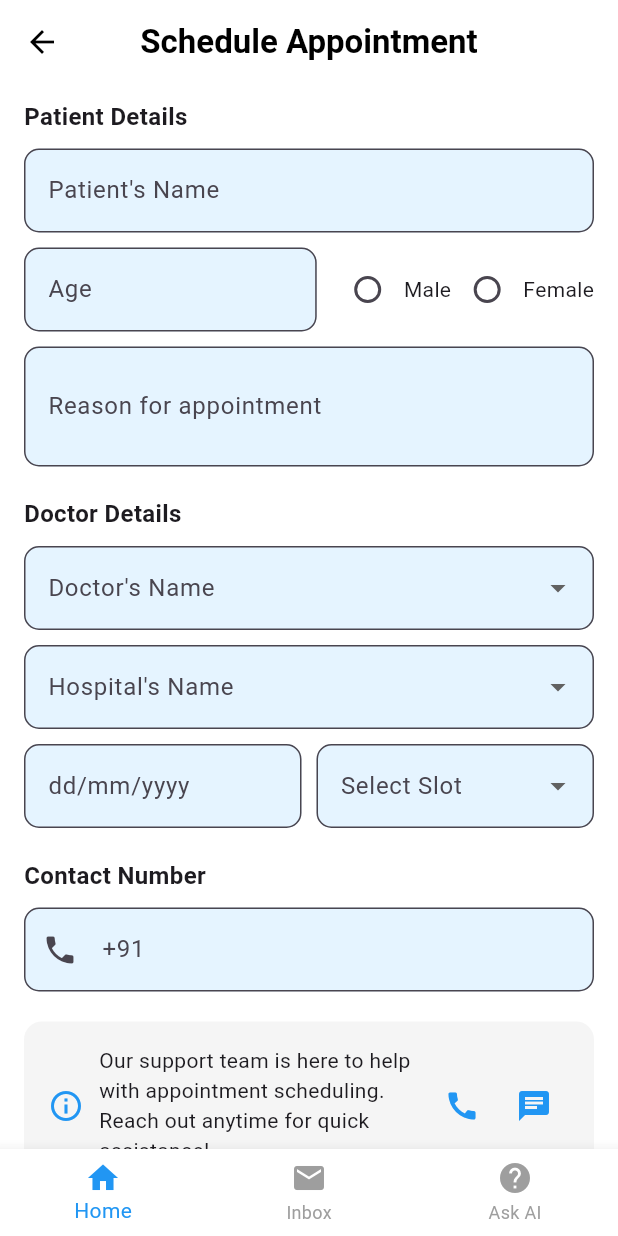
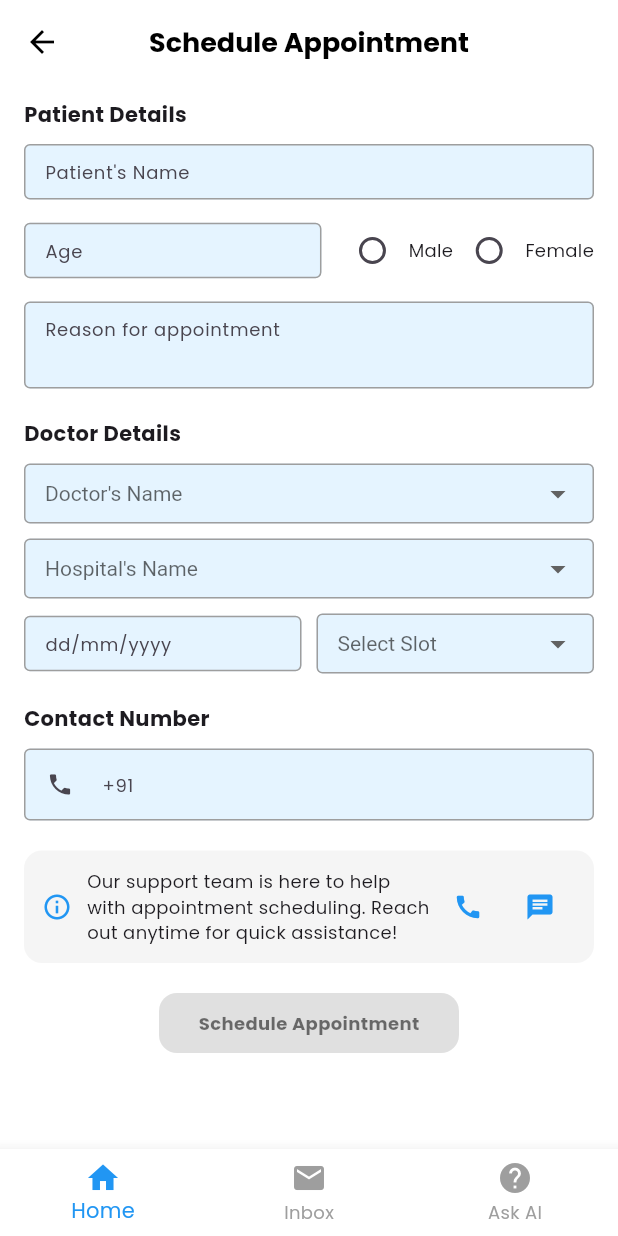
Before and after one commit to Shree-dev-0104/MShala, a Flutter app: the ScheduleAppointmentPage screen opened directly, on a phone screen of 412 x 824 dp. Run offline on Flutter 3.47's test engine with Material 3 defaults, Android fonts, the phone set to English and light mode, and no system bars; our stand-ins replace google_fonts.

Commit message:
Push 2
1) I have added a splash screen a login page, a login page, an appointment screen, a billing screen and a payment process screen.

2) I have added more pictures aka assets

3) I have also added some dependencies in pubspec.yaml

```diff
--- a/lib/main.dart
+++ b/lib/main.dart
@@ -1,5 +1,6 @@
 import 'package:flutter/material.dart';
 import 'package:medicalshala/pages/splash_screen.dart';
+import 'package:medicalshala/theme/app_theme.dart';
 
 void main() {
   runApp(const MyApp());
@@ -12,7 +13,8 @@ class MyApp extends StatelessWidget {
   Widget build(BuildContext context) {
     return MaterialApp(
       debugShowCheckedModeBanner: false,
-      home: SplashScreen(),
+      theme: AppTheme.lightTheme,
+      home: const SplashScreen(),
     );
   }
 }
--- a/lib/pages/appoitment_page.dart
+++ b/lib/pages/appoitment_page.dart
@@ -1,6 +1,10 @@
 import 'package:flutter/material.dart';
 import 'package:medicalshala/components/appointment_actions.dart';
 import 'package:medicalshala/components/appointment_card.dart';
+
+/*
+NAVIGATION - APPOINTMNET PAGE TO Schedule Appointment Page
+*/
 
 // Main Appointment Page
 class AppointmentPage extends StatelessWidget {
--- a/lib/pages/login_screen.dart
+++ b/lib/pages/login_screen.dart
@@ -1,6 +1,9 @@
 import 'package:flutter/material.dart';
 import 'package:medicalshala/components/my_text_field.dart';
 import 'package:medicalshala/pages/appoitment_page.dart';
+/*
+NAVIGATION - LOGIN SCREEN TO APPOINTMNET PAGE
+*/
 
 class LoginScreen extends StatefulWidget {
   const LoginScreen({super.key});
@@ -45,7 +48,7 @@ class _LoginScreenState extends State<LoginScreen> {
                     style: TextStyle(
                         color: Colors.blue,
                         fontWeight: FontWeight.w700,
-                        fontSize: 20),
+                        fontSize: 18),
                   ),
 
                   const Text(
--- a/lib/pages/schedule_appointment_page.dart
+++ b/lib/pages/schedule_appointment_page.dart
@@ -1,5 +1,9 @@
 import 'package:flutter/material.dart';
 import 'package:medicalshala/pages/payment_process_screen.dart';
+
+/*
+NAVIGATION - SCHEDULE APPOINTMENT PAGE TO PAYMENT PROCESS SCREEN
+*/
 
 class ScheduleAppointmentPage extends StatefulWidget {
   const ScheduleAppointmentPage({super.key});
@@ -60,7 +64,7 @@ class _ScheduleAppointmentPageState extends State<ScheduleAppointmentPage> {
       appBar: AppBar(
         title: const Text(
           "Schedule Appointment",
-          style: TextStyle(fontWeight: FontWeight.bold),
+          style: TextStyle(fontWeight: FontWeight.bold, fontSize: 18),
         ),
         centerTitle: true,
         elevation: 0,
@@ -77,20 +81,29 @@ class _ScheduleAppointmentPageState extends State<ScheduleAppointmentPage> {
 
               // Patient Details Section
               const Text("Patient Details",
-                  style: TextStyle(fontSize: 16, fontWeight: FontWeight.bold)),
+                  style: TextStyle(fontSize: 14, fontWeight: FontWeight.bold)),
               const SizedBox(height: 10),
 
               TextField(
                 controller: _nameController,
                 decoration: InputDecoration(
-                  labelText: "Patient's Name",
-                  filled: true,
-                  fillColor: const Color(0xFFE5F4FF),
+                  fillColor:
+                      const Color(0xFFE5F4FF), // Set the background color
+                  filled: true, // Enable filling the background color
+                  hintText: "Patient's Name",
+                  hintStyle: const TextStyle(fontSize: 12),
+                  contentPadding:
+                      const EdgeInsets.symmetric(horizontal: 10, vertical: 8),
                   border: OutlineInputBorder(
-                      borderRadius: BorderRadius.circular(10)),
+                    borderRadius: BorderRadius.circular(8),
+                    borderSide:
+                        BorderSide(color: Colors.blue.shade100, width: 1),
+                  ),
+                  isDense: true,
                 ),
+                style: const TextStyle(fontSize: 14),
                 onChanged: (value) {
-                  setState(() {}); // Update state to enable/disable button
+                  setState(() {});
                 },
               ),
               const SizedBox(height: 10),
@@ -101,16 +114,24 @@ class _ScheduleAppointmentPageState extends State<ScheduleAppointmentPage> {
                     child: TextField(
                       controller: _ageController,
                       decoration: InputDecoration(
-                        labelText: "Age",
-                        filled: true,
-                        fillColor: const Color(0xFFE5F4FF),
+                        fillColor:
+                            const Color(0xFFE5F4FF), // Set the background color
+                        filled: true, // Enable filling the background color
+                        hintText: "Age",
+                        hintStyle: const TextStyle(fontSize: 12),
+                        contentPadding: const EdgeInsets.symmetric(
+                            horizontal: 10, vertical: 8),
                         border: OutlineInputBorder(
-                            borderRadius: BorderRadius.circular(10)),
+                          borderRadius: BorderRadius.circular(8),
+                          borderSide:
+                              BorderSide(color: Colors.blue.shade100, width: 1),
+                        ),
+                        isDense: true,
                       ),
+                      style: const TextStyle(fontSize: 14),
                       keyboardType: TextInputType.number,
                       onChanged: (value) {
-                        setState(
-                            () {}); // Update state to enable/disable button
+                        setState(() {});
                       },
                     ),
                   ),
@@ -126,7 +147,7 @@ class _ScheduleAppointmentPageState extends State<ScheduleAppointmentPage> {
                           });
                         },
                       ),
-                      const Text("Male"),
+                      const Text("Male", style: TextStyle(fontSize: 12)),
                       Radio(
                         value: "Female",
                         groupValue: _selectedGender,
@@ -136,7 +157,7 @@ class _ScheduleAppointmentPageState extends State<ScheduleAppointmentPage> {
                           });
                         },
                       ),
-                      const Text("Female"),
+                      const Text("Female", style: TextStyle(fontSize: 12)),
                     ],
                   ),
                 ],
@@ -147,28 +168,39 @@ class _ScheduleAppointmentPageState extends State<ScheduleAppointmentPage> {
                 controller: _reasonController,
                 maxLines: 2,
                 decoration: InputDecoration(
-                  filled: true,
-                  fillColor: const Color(0xFFE5F4FF),
-                  labelText: "Reason for appointment",
+                  fillColor:
+                      const Color(0xFFE5F4FF), // Set the background color
+                  filled: true, // Enable filling the background color
+                  hintText: "Reason for appointment",
+                  hintStyle: const TextStyle(fontSize: 12),
+                  contentPadding:
+                      const EdgeInsets.symmetric(horizontal: 10, vertical: 8),
                   border: OutlineInputBorder(
-                      borderRadius: BorderRadius.circular(10)),
+                    borderRadius: BorderRadius.circular(8),
+                    borderSide:
+                        BorderSide(color: Colors.blue.shade100, width: 1),
+                  ),
+                  isDense: true,
                 ),
+                style: const TextStyle(fontSize: 14),
                 onChanged: (value) {
-                  setState(() {}); // Update state to enable/disable button
+                  setState(() {});
                 },
               ),
               const SizedBox(height: 20),
 
               // Doctor Details Section
               const Text("Doctor Details",
-                  style: TextStyle(fontSize: 16, fontWeight: FontWeight.bold)),
+                  style: TextStyle(fontSize: 14, fontWeight: FontWeight.bold)),
               const SizedBox(height: 10),
 
               DropdownButtonFormField(
+                dropdownColor: Color(0xFFE5F4FF),
                 value: _selectedDoctor,
-                dropdownColor: const Color(0xFFE5F4FF),
                 items: const [
-                  DropdownMenuItem(value: "Dr. Smith", child: Text("Dr. Smith"))
+                  DropdownMenuItem(
+                      value: "Dr. Smith", child: Text("Dr. Smith")),
+                  DropdownMenuItem(value: "Dr. Alex", child: Text("Dr. Alex")),
                 ],
                 onChanged: (value) {
                   setState(() {
@@ -176,20 +208,30 @@ class _ScheduleAppointmentPageState extends State<ScheduleAppointmentPage> {
                   });
                 },
                 decoration: InputDecoration(
-                  filled: true,
-                  fillColor: const Color(0xFFE5F4FF),
-                  labelText: "Doctor's Name",
+                  fillColor:
+                      const Color(0xFFE5F4FF), // Set the background color
+                  filled: true, // Enable filling the background color
+                  hintText: "Doctor's Name",
+                  hintStyle: const TextStyle(fontSize: 12),
+                  contentPadding:
+                      const EdgeInsets.symmetric(horizontal: 10, vertical: 8),
                   border: OutlineInputBorder(
-                      borderRadius: BorderRadius.circular(10)),
+                    borderRadius: BorderRadius.circular(8),
+                    borderSide: BorderSide(color: Color(0xFFE5F4FF), width: 1),
+                  ),
+                  isDense: true,
                 ),
+                style: const TextStyle(fontSize: 14, color: Colors.black),
               ),
               const SizedBox(height: 10),
 
               DropdownButtonFormField(
                 value: _selectedHospital,
+                dropdownColor: Color(0xFFE5F4FF),
                 items: const [
                   DropdownMenuItem(
-                      value: "City Hospital", child: Text("City Hospital"))
+                      value: "City Hospital", child: Text("City Hospital")),
+                  DropdownMenuItem(value: "AIIMS", child: Text("AIIMS"))
                 ],
                 onChanged: (value) {
                   setState(() {
@@ -197,12 +239,20 @@ class _ScheduleAppointmentPageState extends State<ScheduleAppointmentPage> {
                   });
                 },
                 decoration: InputDecoration(
-                  filled: true,
-                  fillColor: const Color(0xFFE5F4FF),
-                  labelText: "Hospital's Name",
+                  fillColor:
+                      const Color(0xFFE5F4FF), // Set the background color
+                  filled: true, // Enable filling the background color
+                  hintText: "Hospital's Name",
+                  hintStyle: const TextStyle(fontSize: 12),
+                  contentPadding:
+                      const EdgeInsets.symmetric(horizontal: 10, vertical: 8),
                   border: OutlineInputBorder(
-                      borderRadius: BorderRadius.circular(10)),
+                    borderRadius: BorderRadius.circular(8),
+                    borderSide: BorderSide(color: Color(0xFFE5F4FF), width: 1),
+                  ),
+                  isDense: true,
                 ),
+                style: const TextStyle(fontSize: 14, color: Colors.black),
               ),
               const SizedBox(height: 10),
 
@@ -212,19 +262,27 @@ class _ScheduleAppointmentPageState extends State<ScheduleAppointmentPage> {
                     child: TextField(
                       controller: _dateController,
                       decoration: InputDecoration(
-                        filled: true,
-                        fillColor: const Color(0xFFE5F4FF),
-                        labelText: "dd/mm/yyyy",
+                        fillColor:
+                            const Color(0xFFE5F4FF), // Set the background color
+                        filled: true, // Enable filling the background color
+                        hintText: "dd/mm/yyyy",
+                        hintStyle: const TextStyle(fontSize: 12),
+                        contentPadding: const EdgeInsets.symmetric(
+                            horizontal: 10, vertical: 8),
                         border: OutlineInputBorder(
-                            borderRadius: BorderRadius.circular(10)),
+                          borderRadius: BorderRadius.circular(8),
+                          borderSide:
+                              BorderSide(color: Color(0xFFE5F4FF), width: 1),
+                        ),
+                        isDense: true,
                       ),
+                      style: const TextStyle(fontSize: 14),
                       keyboardType: TextInputType.datetime,
                       onTap: () {
-                        _selectDate(context); // Open date picker
+                        _selectDate(context);
                       },
                       onChanged: (value) {
-                        setState(
-                            () {}); // Update state to enable/disable button
+                        setState(() {});
                       },
                     ),
                   ),
@@ -234,20 +292,32 @@ class _ScheduleAppointmentPageState extends State<ScheduleAppointmentPage> {
                       value: _selectedTimeSlot,
                       items: const [
                         DropdownMenuItem(
-                            value: "10:00 AM", child: Text("10:00 AM"))
+                            value: "10:00 AM", child: Text("10:00 AM")),
+                        DropdownMenuItem(
+                            value: "12:00 AM", child: Text("12:00 AM"))
                       ],
                       onChanged: (value) {
                         setState(() {
                           _selectedTimeSlot = value as String?;
                         });
                       },
+                      dropdownColor: Color(0xFFE5F4FF),
                       decoration: InputDecoration(
-                        filled: true,
-                        fillColor: const Color(0xFFE5F4FF),
-                        labelText: "Select Slot",
+                        fillColor:
+                            const Color(0xFFE5F4FF), // Set the background color
+                        filled: true, // Enable filling the background color
+                        hintText: "Select Slot",
+                        hintStyle: const TextStyle(fontSize: 12),
+                        contentPadding: const EdgeInsets.symmetric(
+                            horizontal: 10, vertical: 8),
                         border: OutlineInputBorder(
-                            borderRadius: BorderRadius.circular(10)),
+                          borderRadius: BorderRadius.circular(8),
+                          borderSide:
+                              BorderSide(color: Color(0xFFE5F4FF), width: 1),
+                        ),
+                        isDense: true,
                       ),
+                      style: const TextStyle(fontSize: 14, color: Colors.black),
                     ),
                   ),
                 ],
@@ -256,48 +326,60 @@ class _ScheduleAppointmentPageState extends State<ScheduleAppointmentPage> {
 
               // Contact Number Section
               const Text("Contact Number",
-                  style: TextStyle(fontSize: 16, fontWeight: FontWeight.bold)),
+                  style: TextStyle(fontSize: 14, fontWeight: FontWeight.bold)),
               const SizedBox(height: 10),
 
               TextField(
                 controller: _contactController,
                 decoration: InputDecoration(
-                  filled: true,
-                  fillColor: const Color(0xFFE5F4FF),
-                  prefixIcon: const Icon(Icons.phone),
-                  labelText: "+91 ",
+                  fillColor:
+                      const Color(0xFFE5F4FF), // Set the background color
+                  filled: true, // Enable filling the background color
+                  prefixIcon: const Icon(Icons.phone, size: 18),
+                  hintText: "+91 ",
+                  hintStyle: const TextStyle(fontSize: 12),
+                  contentPadding:
+                      const EdgeInsets.symmetric(horizontal: 10, vertical: 8),
                   border: OutlineInputBorder(
-                      borderRadius: BorderRadius.circular(10)),
+                    borderRadius: BorderRadius.circular(8),
+                    borderSide: BorderSide(color: Color(0xFFE5F4FF), width: 1),
+                  ),
+                  isDense: true,
                 ),
+                style: const TextStyle(fontSize: 14),
                 keyboardType: TextInputType.phone,
                 onChanged: (value) {
-                  setState(() {}); // Update state to enable/disable button
+                  setState(() {});
                 },
               ),
               const SizedBox(height: 20),
 
               // Support Section
               Container(
-                padding: const EdgeInsets.all(16),
+                padding: const EdgeInsets.all(12),
                 decoration: BoxDecoration(
                   color: Colors.grey[100],
                   borderRadius: BorderRadius.circular(12),
                 ),
                 child: Row(
                   children: [
-                    const Icon(Icons.info_outline, color: Colors.blue),
+                    const Icon(Icons.info_outline,
+                        color: Colors.blue, size: 20),
                     const SizedBox(width: 10),
                     const Expanded(
                       child: Text(
                         "Our support team is here to help with appointment scheduling. Reach out anytime for quick assistance!",
+                        style: TextStyle(fontSize: 12),
                       ),
                     ),
                     IconButton(
-                      icon: const Icon(Icons.call, color: Colors.blue),
+                      icon:
+                          const Icon(Icons.call, color: Colors.blue, size: 20),
                       onPressed: () {},
                     ),
                     IconButton(
-                      icon: const Icon(Icons.chat, color: Colors.blue),
+                      icon:
+                          const Icon(Icons.chat, color: Colors.blue, size: 20),
                       onPressed: () {},
                     ),
                   ],
@@ -306,8 +388,8 @@ class _ScheduleAppointmentPageState extends State<ScheduleAppointmentPage> {
               const SizedBox(height: 20),
 
               // Schedule Appointment Button
-              ElevatedButton(
-                onPressed: _areAllFieldsFilled()
+              GestureDetector(
+                onTap: _areAllFieldsFilled()
                     ? () {
                         Navigator.push(
                           context,
@@ -323,21 +405,37 @@ class _ScheduleAppointmentPageState extends State<ScheduleAppointmentPage> {
                               appointmentDate: _dateController.text,
                               appointmentSlot:
                                   _selectedTimeSlot ?? "Not specified",
-                              consultationFee:
-                                  500, // Default value or you could make this dynamic
+                              consultationFee: 500,
                             ),
                           ),
                         );
                       }
                     : null,
-                style: ElevatedButton.styleFrom(
-                  backgroundColor: _areAllFieldsFilled()
-                      ? Colors.blue
-                      : Colors.grey[300], // Change color based on validation
-                  foregroundColor: Colors.white,
-                  minimumSize: const Size(double.infinity, 50),
+                child: Align(
+                  alignment: Alignment.center,
+                  child: Container(
+                    width: 200, // More compact width
+                    height: 40, // More compact height
+                    decoration: BoxDecoration(
+                      color: _areAllFieldsFilled()
+                          ? Colors.blue
+                          : Colors.grey[300],
+                      borderRadius:
+                          BorderRadius.circular(12), // Rounded corners
+                    ),
+                    alignment: Alignment.center,
+                    child: Text(
+                      "Schedule Appointment",
+                      style: TextStyle(
+                        fontSize: 12,
+                        fontWeight: FontWeight.bold,
+                        color: _areAllFieldsFilled()
+                            ? Colors.white
+                            : Colors.black54,
+                      ),
+                    ),
+                  ),
                 ),
-                child: const Text("Schedule Appointment"),
               ),
               const SizedBox(height: 20),
             ],
--- a/lib/pages/splash_screen.dart
+++ b/lib/pages/splash_screen.dart
@@ -28,13 +28,13 @@ class _SplashScreenState extends State<SplashScreen> {
     return Scaffold(
       backgroundColor: Colors.transparent, // Customize background color
       body: Container(
-        decoration: BoxDecoration(
+        decoration: const BoxDecoration(
             gradient: LinearGradient(
                 begin: Alignment.topCenter,
                 end: Alignment.bottomCenter,
                 colors: [
-              const Color.fromARGB(255, 20, 123, 208),
-              const Color.fromARGB(255, 110, 153, 188),
+              Color.fromARGB(255, 20, 123, 208),
+              Color.fromARGB(255, 110, 153, 188),
             ])),
         child: const Center(
           child: Padding(
--- a/pubspec.yaml
+++ b/pubspec.yaml
@@ -36,6 +36,7 @@ dependencies:
   # Use with the CupertinoIcons class for iOS style icons.
   cupertino_icons: ^1.0.6
   svg_icon: ^0.0.1
+  google_fonts: ^6.2.1
 
 dev_dependencies:
   flutter_test:
@@ -63,7 +64,6 @@ flutter:
   assets:
     - assets/
     - assets/patients/
-    - assets/app_components/
 
   # An image asset can refer to one or more resolution-specific "variants", see
   # https://flutter.dev/assets-and-images/#resolution-aware
```
Also changed, not shown: lib/components/payment_button.dart (added, +55 -0 lines), lib/pages/payment_process_screen.dart (+11 -1 lines), lib/pages/payment_screen.dart (added, +245 -0 lines), lib/theme/app_theme.dart (added, +37 -0 lines), assets/credit.png (added), assets/india.png (added), assets/mastercard.png (added), assets/upi.png (added).
